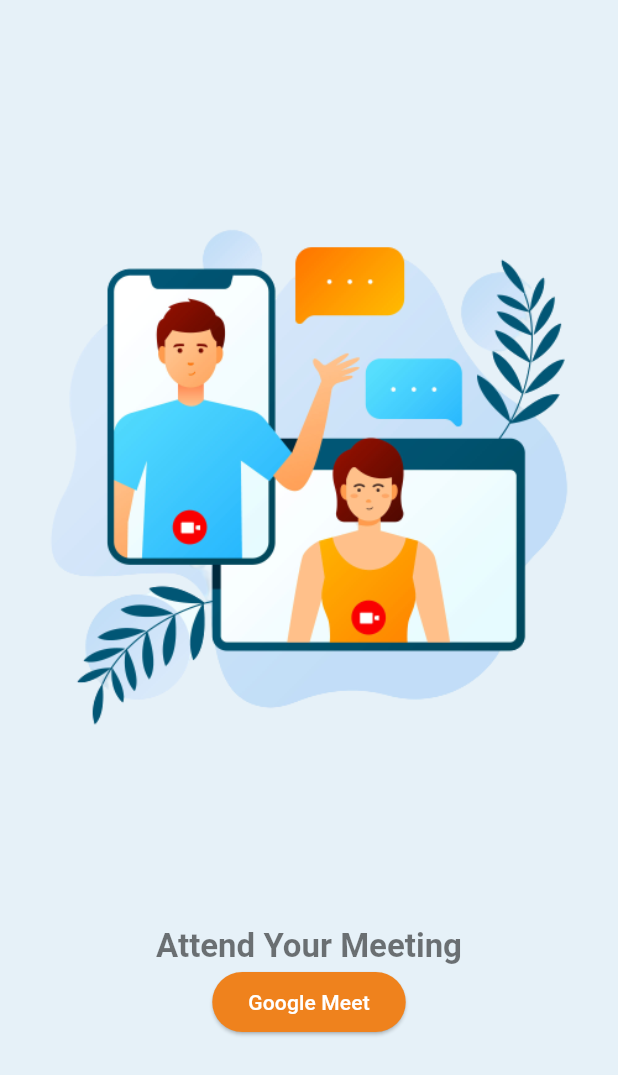
After one commit to NourElHoudaAmmari/EventApp, a Flutter app: the screen it shows after launch, item 5 of the bottom bar chosen, after a tap on "Google Meet", on a phone screen of 412 x 824 dp. The commit adds this screen. Shown: the top 1075 px of the screen. Run offline on Flutter 3.47's test engine with Material 2 defaults, Android fonts, the phone set to English and light mode, and no system bars; our stand-ins replace google_fonts, image_picker; network calls fail.

Commit message:
Stream_Page

```diff
--- /dev/null
+++ b/frontend/lib/constant.dart
@@ -0,0 +1,3 @@
+import 'package:flutter/material.dart';
+
+const KBackgroundColor = Color.fromARGB(255, 230, 241, 248);
--- /dev/null
+++ b/frontend/lib/pages/Stream_Page.dart
@@ -0,0 +1,73 @@
+import 'package:flutter/material.dart';
+import 'package:url_launcher/url_launcher.dart';
+
+import '../constant.dart';
+
+
+void _launchURL() async =>
+    // ignore: deprecated_member_use
+    await canLaunch(_url) ? await launch(_url) : throw 'Could not launch $_url';
+const _url = 'https://meet.google.com/';
+
+class Stream_Page extends StatefulWidget {
+  const Stream_Page({super.key});
+
+  @override
+  State<Stream_Page> createState() => _Stream_PageState();
+}
+
+class _Stream_PageState extends State<Stream_Page> {
+  @override
+  Widget build(BuildContext context) {
+     return Theme(
+      data: ThemeData(
+        brightness: Brightness.light,
+        primaryColor: Colors.grey,
+        scaffoldBackgroundColor: KBackgroundColor,
+        useMaterial3: true,),
+
+
+     child:Scaffold(
+      body: Column(
+        children: <Widget>[
+          Expanded(
+            flex: 3,
+            child: Container(
+              decoration: BoxDecoration(
+                image: DecorationImage(
+                  image: const AssetImage("assets/chat1.png"),
+                ),
+              ),
+            ),
+          ),
+          Expanded(
+              child: Column(
+            children: <Widget>[
+              RichText(
+                text: TextSpan(children: [
+                  TextSpan(
+                    text: "Attend Your Meeting",
+                    style: Theme.of(context).textTheme.displayLarge?.copyWith(
+                          fontSize: 22.0,
+                          fontWeight: FontWeight.bold,
+                        ),
+                  )
+                ]),
+              ),
+              ElevatedButton(
+                  style: ElevatedButton.styleFrom(
+                      backgroundColor: Color.fromARGB(255, 239, 130, 29)),
+                  onPressed: () {
+                    _launchURL();
+                  },
+                  child: Text(
+                    "Google Meet",
+                    style: TextStyle(color: Colors.white),
+                  )),
+            ],
+          )),
+        ],
+      ),
+    ));
+  }
+}
--- a/frontend/lib/pages/main_page.dart
+++ b/frontend/lib/pages/main_page.dart
@@ -4,6 +4,8 @@ import 'package:flutter/material.dart';
 import 'package:frontend/widgets/adddatawidget.dart';
 import 'package:frontend/pages/home_page.dart';
 import 'package:frontend/shared/theme.dart';
+
+import 'Stream_Page.dart';
 
 class MainPage extends StatefulWidget {
   const MainPage({Key? key}) : super(key: key);
@@ -84,12 +86,12 @@ class _MainPageState extends State<MainPage> {
       BottomNavigationBarItem(
   icon: GestureDetector(
     onTap: () {
-     /* Navigator.push(
+      Navigator.push(
         context,
         MaterialPageRoute(
-          builder: (context) => ,
+          builder: (context) => Stream_Page(),
         ),
-      );*/
+      );
     },
     child: Icon(Icons.videocam_outlined,size: 29,color:Colors.grey),
   ),
--- a/frontend/pubspec.yaml
+++ b/frontend/pubspec.yaml
@@ -41,6 +41,7 @@ dependencies:
   dio: ^5.1.1
   fluttertoast: ^8.0.7
   intl: ^0.18.1
+  url_launcher: ^6.1.10
 
 dev_dependencies:
   flutter_test:
```
Also changed, not shown: frontend/assets/chat1.png (added), frontend/pubspec.lock, 7 other files.
